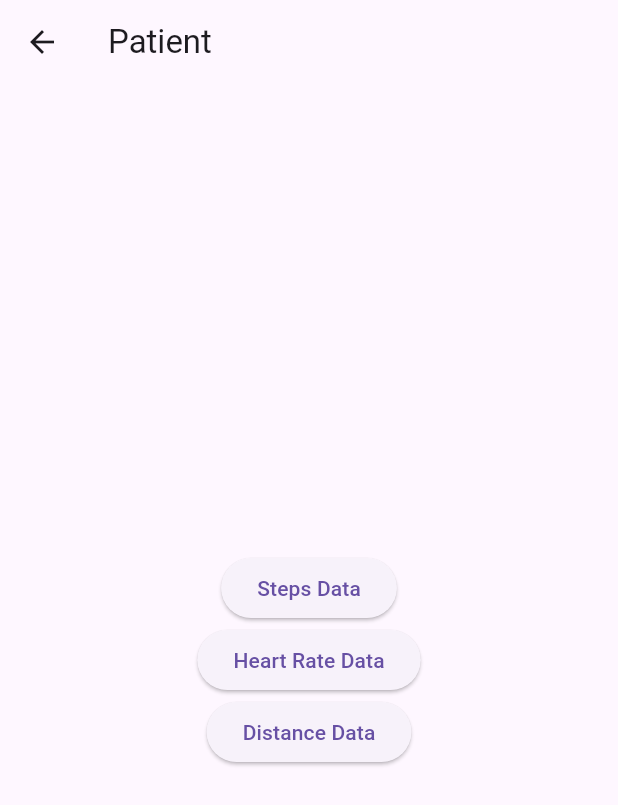
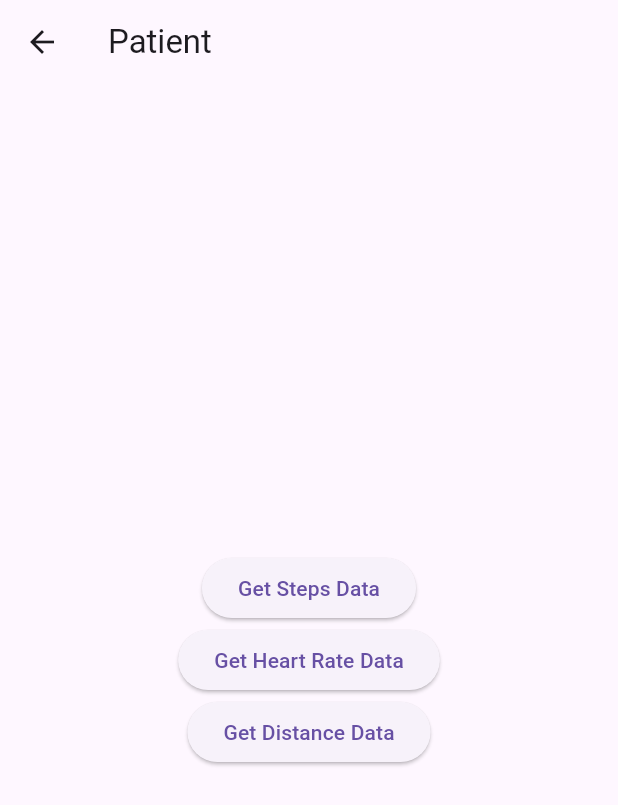
Before and after one commit to Bronzaquerta/SubstanceSafe, a Flutter app: the PatientDetailPage screen opened directly with empty values, on a phone screen of 412 x 824 dp. Shown: the top 805 px of the screen. Run offline on Flutter 3.47's test engine with Material 3 defaults, Android fonts, the light colour scheme and no system bars; our stand-ins replace fl_chart, jwt_decoder, shared_preferences; accounts and stored records are empty; network calls fail.

```diff
--- a/substancesafe_beta/lib/screens/homepage.dart
+++ b/substancesafe_beta/lib/screens/homepage.dart
@@ -129,7 +129,7 @@ class _HomePageState extends State<HomePage> {
                   ),
                 );
               },
-              child: Text('Go'),
+              child: Text('Go Patient Page'),
             ),
           ],
         ),
--- a/substancesafe_beta/lib/screens/patientDetailPage.dart
+++ b/substancesafe_beta/lib/screens/patientDetailPage.dart
@@ -28,7 +28,7 @@ class PatientDetailPage extends StatelessWidget {
                   ),
                 );
               },
-              child: Text('Steps Data'),
+              child: Text('Get Steps Data'),
             ),
             ElevatedButton(
               onPressed: () {
@@ -42,7 +42,7 @@ class PatientDetailPage extends StatelessWidget {
                   ),
                 );
               },
-              child: Text('Heart Rate Data'),
+              child: Text('Get Heart Rate Data'),
             ),
             ElevatedButton(
               onPressed: () {
@@ -56,7 +56,7 @@ class PatientDetailPage extends StatelessWidget {
                   ),
                 );
               },
-              child: Text('Distance Data'),
+              child: Text('Get Distance Data'),
             ),
           ],
         ),
```
